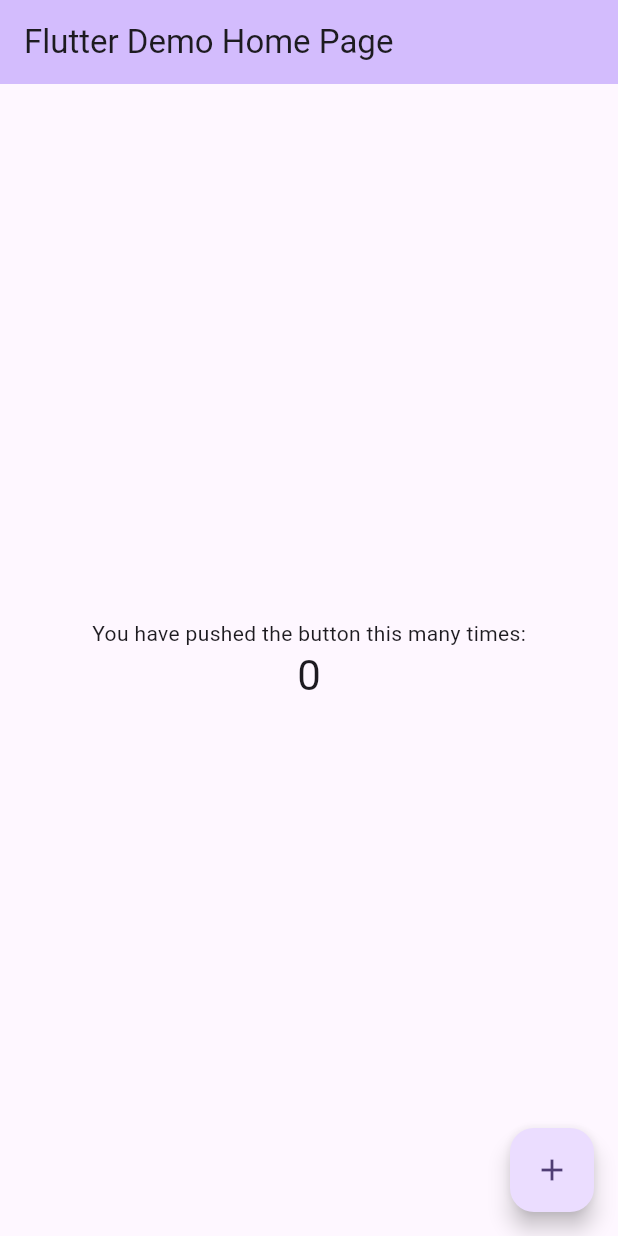
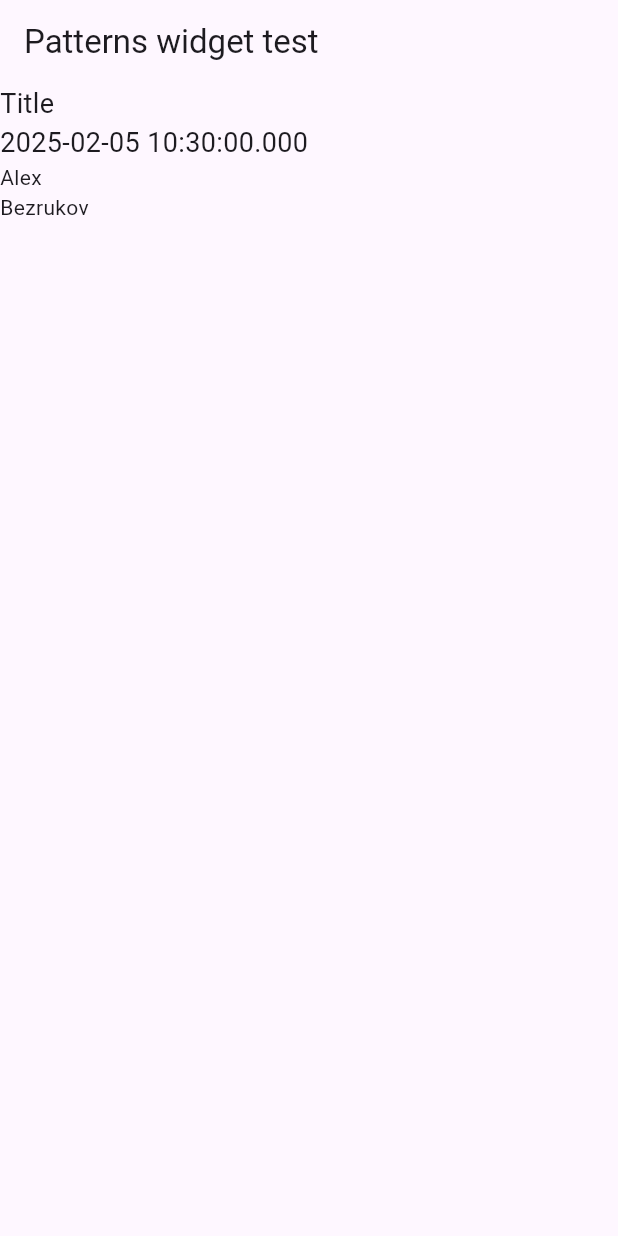
Before and after one commit to sb-dor/flutter_codelabs, a Flutter app: the screen it shows after launch, on a phone screen of 412 x 824 dp. Run offline on Flutter 3.47's test engine with Material 3 defaults, Android fonts, the phone set to English and light mode, and no system bars.

Commit message:
learning more about records and patterns

```diff
--- a/lib/main.dart
+++ b/lib/main.dart
@@ -1,125 +1,23 @@
 import 'package:flutter/material.dart';
 
+import 'patterns/widgets/patterns_widget.dart';
+
 void main() {
-  runApp(const MyApp());
+  runApp(const MainWidget());
 }
 
-class MyApp extends StatelessWidget {
-  const MyApp({super.key});
+class MainWidget extends StatefulWidget {
+  const MainWidget({super.key});
 
-  // This widget is the root of your application.
+  @override
+  State<MainWidget> createState() => _MainWidgetState();
+}
+
+class _MainWidgetState extends State<MainWidget> {
   @override
   Widget build(BuildContext context) {
     return MaterialApp(
-      title: 'Flutter Demo',
-      theme: ThemeData(
-        // This is the theme of your application.
-        //
-        // TRY THIS: Try running your application with "flutter run". You'll see
-        // the application has a purple toolbar. Then, without quitting the app,
-        // try changing the seedColor in the colorScheme below to Colors.green
-        // and then invoke "hot reload" (save your changes or press the "hot
-        // reload" button in a Flutter-supported IDE, or press "r" if you used
-        // the command line to start the app).
-        //
-        // Notice that the counter didn't reset back to zero; the application
-        // state is not lost during the reload. To reset the state, use hot
-        // restart instead.
-        //
-        // This works for code too, not just values: Most code changes can be
-        // tested with just a hot reload.
-        colorScheme: ColorScheme.fromSeed(seedColor: Colors.deepPurple),
-        useMaterial3: true,
-      ),
-      home: const MyHomePage(title: 'Flutter Demo Home Page'),
+      home: PatternsWidget(),
     );
   }
 }
-
-class MyHomePage extends StatefulWidget {
-  const MyHomePage({super.key, required this.title});
-
-  // This widget is the home page of your application. It is stateful, meaning
-  // that it has a State object (defined below) that contains fields that affect
-  // how it looks.
-
-  // This class is the configuration for the state. It holds the values (in this
-  // case the title) provided by the parent (in this case the App widget) and
-  // used by the build method of the State. Fields in a Widget subclass are
-  // always marked "final".
-
-  final String title;
-
-  @override
-  State<MyHomePage> createState() => _MyHomePageState();
-}
-
-class _MyHomePageState extends State<MyHomePage> {
-  int _counter = 0;
-
-  void _incrementCounter() {
-    setState(() {
-      // This call to setState tells the Flutter framework that something has
-      // changed in this State, which causes it to rerun the build method below
-      // so that the display can reflect the updated values. If we changed
-      // _counter without calling setState(), then the build method would not be
-      // called again, and so nothing would appear to happen.
-      _counter++;
-    });
-  }
-
-  @override
-  Widget build(BuildContext context) {
-    // This method is rerun every time setState is called, for instance as done
-    // by the _incrementCounter method above.
-    //
-    // The Flutter framework has been optimized to make rerunning build methods
-    // fast, so that you can just rebuild anything that needs updating rather
-    // than having to individually change instances of widgets.
-    return Scaffold(
-      appBar: AppBar(
-        // TRY THIS: Try changing the color here to a specific color (to
-        // Colors.amber, perhaps?) and trigger a hot reload to see the AppBar
-        // change color while the other colors stay the same.
-        backgroundColor: Theme.of(context).colorScheme.inversePrimary,
-        // Here we take the value from the MyHomePage object that was created by
-        // the App.build method, and use it to set our appbar title.
-        title: Text(widget.title),
-      ),
-      body: Center(
-        // Center is a layout widget. It takes a single child and positions it
-        // in the middle of the parent.
-        child: Column(
-          // Column is also a layout widget. It takes a list of children and
-          // arranges them vertically. By default, it sizes itself to fit its
-          // children horizontally, and tries to be as tall as its parent.
-          //
-          // Column has various properties to control how it sizes itself and
-          // how it positions its children. Here we use mainAxisAlignment to
-          // center the children vertically; the main axis here is the vertical
-          // axis because Columns are vertical (the cross axis would be
-          // horizontal).
-          //
-          // TRY THIS: Invoke "debug painting" (choose the "Toggle Debug Paint"
-          // action in the IDE, or press "p" in the console), to see the
-          // wireframe for each widget.
-          mainAxisAlignment: MainAxisAlignment.center,
-          children: <Widget>[
-            const Text(
-              'You have pushed the button this many times:',
-            ),
-            Text(
-              '$_counter',
-              style: Theme.of(context).textTheme.headlineMedium,
-            ),
-          ],
-        ),
-      ),
-      floatingActionButton: FloatingActionButton(
-        onPressed: _incrementCounter,
-        tooltip: 'Increment',
-        child: const Icon(Icons.add),
-      ), // This trailing comma makes auto-formatting nicer for build methods.
-    );
-  }
-}
--- /dev/null
+++ b/lib/patterns/models/document.dart
@@ -0,0 +1,47 @@
+import 'dart:convert';
+
+class Document {
+  //
+  Document() : _json = jsonDecode(documentJson);
+
+  final Map<String, Object?> _json;
+
+  // Records are a light and easy way to return multiple values
+  // from a single function call and assign them to a variable
+
+  // in records if you write any data not inside "{}" brackets
+  // whenever you want to get access to the data it will provide you with
+  // variables "$1", or "$2"
+  // if you do not want to get likeabove and want to get records by their name
+  // just write their inside "{}" brackets and get by their names
+  ({String title, DateTime? datetime}) get recordMetada {
+    final title = "Title";
+    final datetime = DateTime.now();
+
+    return (title: title, datetime: datetime);
+  }
+}
+
+const documentJson = '''
+{
+  "metadata": {
+    "title": "My Document",
+    "modified": "2023-05-10"
+  },
+  "blocks": [
+    {
+      "type": "h1",
+      "text": "Chapter 1"
+    },
+    {
+      "type": "p",
+      "text": "Lorem ipsum dolor sit amet, consectetur adipiscing elit."
+    },
+    {
+      "type": "checkbox",
+      "checked": false,
+      "text": "Learn Dart 3"
+    }
+  ]
+}
+''';
--- /dev/null
+++ b/lib/patterns/widgets/patterns_widget.dart
@@ -0,0 +1,103 @@
+import 'package:flutter/material.dart';
+import 'package:flutter_codelabs/patterns/models/document.dart';
+
+class PatternsWidget extends StatefulWidget {
+  const PatternsWidget({super.key});
+
+  @override
+  State<PatternsWidget> createState() => _PatternsWidgetState();
+}
+
+class _PatternsWidgetState extends State<PatternsWidget> {
+  // YOU CAN REMOVE "late"s if you are setting value directly
+
+  // you can create variable of typr records:
+  // for ex create a record variable that takes "title" and "datetime" inside record
+  late final ({String title, DateTime? datetime}) _recordData;
+
+  // for example records will be useful for map positions (latitude, longitude)
+  late final ({double latitude, double longitude}) _locations;
+
+  // The first field is positional and unnamed, and the second field is named "modified".
+  late final (String name, {String sirname}) _nameOfStudent;
+
+  //
+  final _document = Document();
+
+  @override
+  void initState() {
+    super.initState();
+    _recordData = _document.recordMetada;
+
+    _locations = (latitude: 150, longitude: 100);
+
+    _nameOfStudent = ("Alex", sirname: "Bezrukov");
+
+    // if you want to set them inside vairable
+    // this is one of the types of patterns
+    final (nameOftheStudent, :sirname) = _nameOfStudent;
+
+    print(nameOftheStudent);
+
+    print(sirname);
+
+    patterns();
+  }
+
+  void patterns() {
+    final number = 14;
+    switch (number) {
+      // Constant pattern matches if 1 == number.
+      case 1:
+        print("111");
+        break;
+
+      // means if number is more then 10 and less then 10
+      case > 10 && <= 15:
+        print("number is between: $number");
+    }
+
+    // list patterns
+    const String a = 'a';
+    const String b = 'b';
+    final test = ['a'];
+    switch (test) {
+      // list patterns
+      case [a, b]:
+    }
+
+    //
+    var (firstVar, secondVar) = ('left', 'right');
+    print(firstVar);
+    print(secondVar);
+  }
+
+  @override
+  Widget build(BuildContext context) {
+    return Scaffold(
+      appBar: AppBar(
+        title: Text("Patterns widget test"),
+      ),
+      body: Column(
+        crossAxisAlignment: CrossAxisAlignment.start,
+        children: [
+          Text(
+            _recordData.title,
+            style: TextStyle(
+              fontSize: 18,
+            ),
+          ),
+          Text(
+            _recordData.datetime.toString(),
+            style: TextStyle(fontSize: 18),
+          ),
+
+          // you can call positional (unnamed) fields like this :
+          Text(_nameOfStudent.$1),
+          // you can call modified (named) fields like this :
+          Text(_nameOfStudent.sirname),
+        ],
+      ),
+    );
+  }
+}
```
